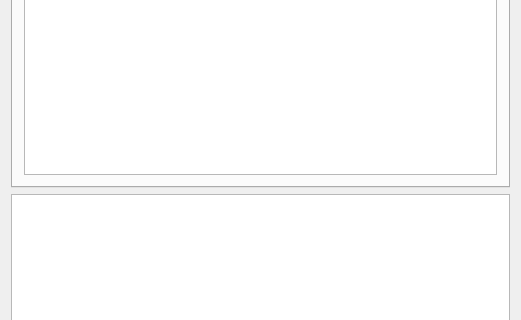
Above: provamimainwindow.ui from ARPA-SIMC/provami before the change; both pictures show x 0 to 521 and y 155 to 475 of the 521 by 647 pixel window. Below: the same form after it.
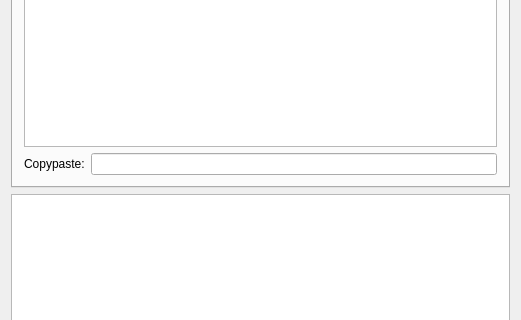
That is the form after the change. The open tabs and pages were chosen to show the change. Custom widgets are drawn as their Qt base class.

```diff
--- a/provamimainwindow.ui
+++ b/provamimainwindow.ui
@@ -357,8 +357,25 @@
           <attribute name="horizontalHeaderStretchLastSection">
            <bool>true</bool>
           </attribute>
+          <attribute name="verticalHeaderVisible">
+           <bool>false</bool>
+          </attribute>
          </widget>
         </item>
+        <item>
+         <layout class="QFormLayout" name="formLayout_5">
+          <item row="0" column="0">
+           <widget class="QLabel" name="label_18">
+            <property name="text">
+             <string>Copypaste:</string>
+            </property>
+           </widget>
+          </item>
+          <item row="0" column="1">
+           <widget class="QLineEdit" name="raw_query_shell"/>
+          </item>
+         </layout>
+        </item>
        </layout>
       </widget>
      </widget>
```
Left out of the diff: 2 changed lines with no effect on the pictures.
